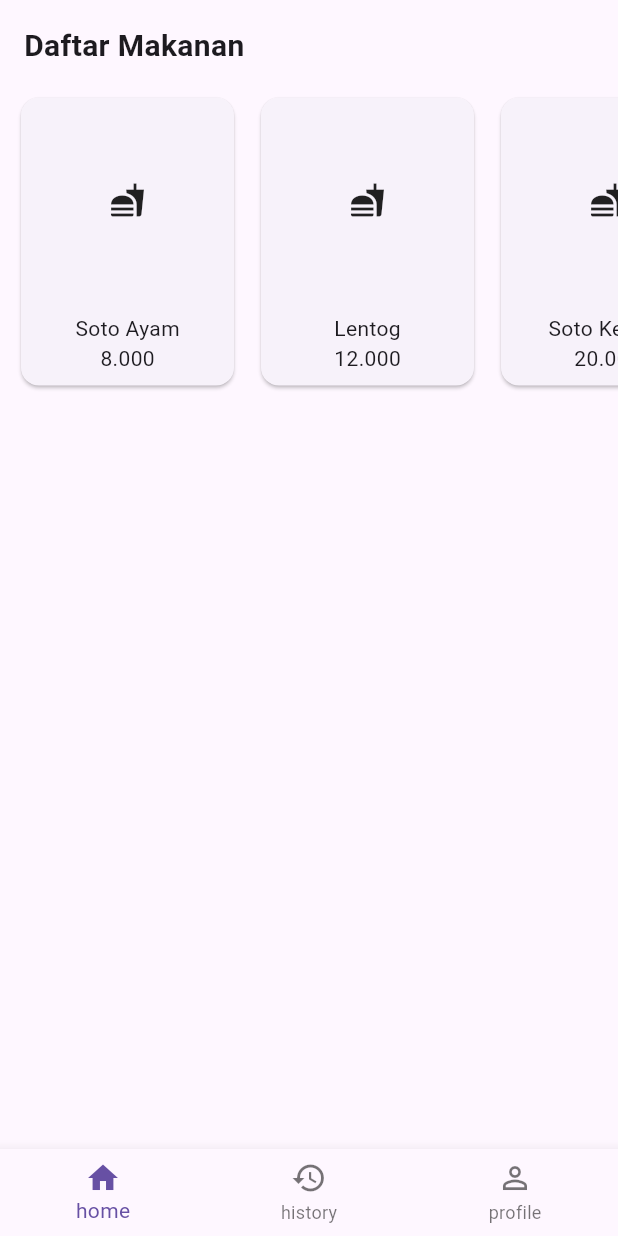
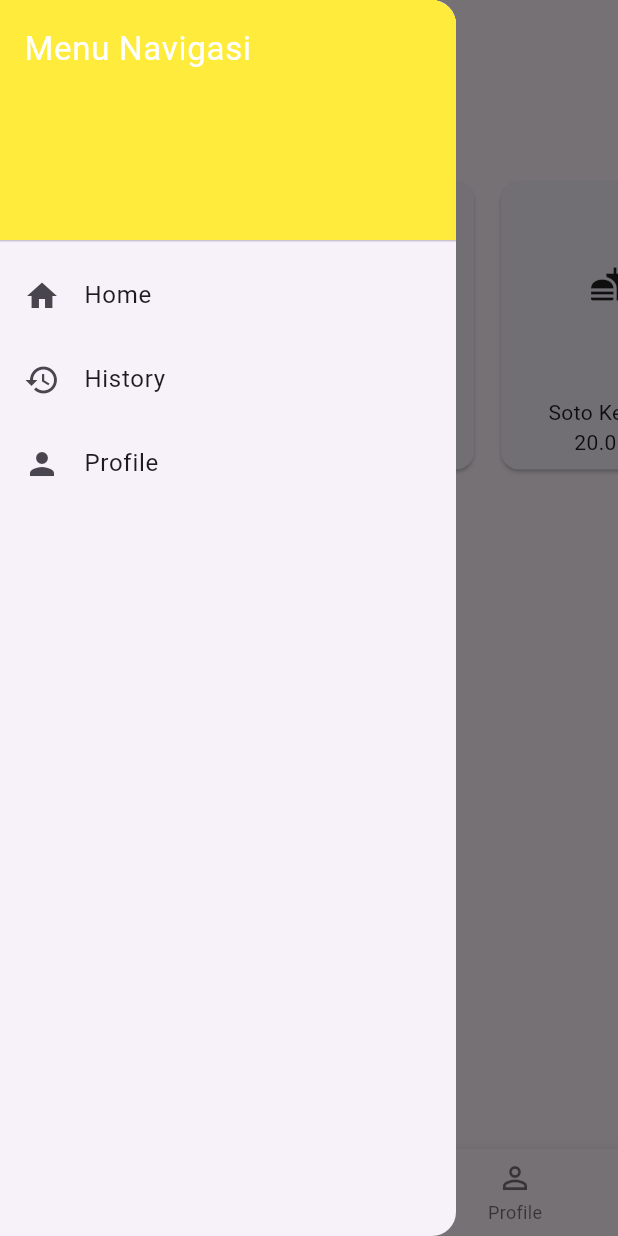
Before and after one commit to canezareskat-cell/tugas-flutter-StatelessWidget, a Flutter app: the screen it shows after launch, with the side drawer open (before the commit the screen has no drawer), on a phone screen of 412 x 824 dp. Run offline on Flutter 3.47's test engine with Material 3 defaults, Android fonts, the phone set to English and light mode, and no system bars; our stand-ins replace get; network calls fail.

Commit message:
menambah navigation menu profile history home

```diff
--- a/lib/Pages/main_menu_page.dart
+++ b/lib/Pages/main_menu_page.dart
@@ -1,4 +1,5 @@
 import 'package:canezares_flutter_rorrrrrr/Controller/main_menu_controller.dart';
+import 'package:canezares_flutter_rorrrrrr/Pages/menu_drawer_page.dart';
 import 'package:flutter/material.dart';
 import 'package:get/get.dart';
 
@@ -11,6 +12,17 @@ class MainMenuPage extends StatelessWidget {
   Widget build(BuildContext context) {
     return Obx(
       () => Scaffold(
+        appBar: AppBar(
+          title: Text(
+            [
+              "Home",
+              "History",
+              "Profile",
+            ][mainMenuController.selectedIndex.value],
+          ),
+        ),
+
+        drawer: const MenuDrawerPage(),
         body: IndexedStack(
           index: mainMenuController.selectedIndex.value,
           children: mainMenuController.listPages,
@@ -21,18 +33,18 @@ class MainMenuPage extends StatelessWidget {
           items: const [
             BottomNavigationBarItem(
               icon: Icon(Icons.home_outlined),
-              activeIcon: Icon(Icons.home), // saat tab aktif
-              label: "home",
+              activeIcon: Icon(Icons.home),
+              label: "Home",
             ),
             BottomNavigationBarItem(
               icon: Icon(Icons.history_outlined),
-              activeIcon: Icon(Icons.history), // saat tab aktif
-              label: "history",
+              activeIcon: Icon(Icons.history),
+              label: "History",
             ),
             BottomNavigationBarItem(
               icon: Icon(Icons.person_outline),
-              activeIcon: Icon(Icons.person), // saat tab aktif
-              label: "profile",
+              activeIcon: Icon(Icons.person),
+              label: "Profile",
             ),
           ],
         ),
--- /dev/null
+++ b/lib/Pages/menu_drawer_page.dart
@@ -0,0 +1,52 @@
+import 'package:flutter/material.dart';
+import 'package:get/get.dart';
+import '../Controller/main_menu_controller.dart';
+
+class MenuDrawerPage extends StatelessWidget {
+  const MenuDrawerPage({super.key});
+
+  @override
+  Widget build(BuildContext context) {
+    // Ambil controller yang sudah di-put di MainMenuPage
+    final MainMenuController mainMenuController = Get.find<MainMenuController>();
+
+    return Drawer(
+      child: ListView(
+        padding: EdgeInsets.zero,
+        children: [
+          const DrawerHeader(
+            decoration: BoxDecoration(color: Colors.yellow),
+            child: Text(
+              'Menu Navigasi',
+              style: TextStyle(color: Colors.white, fontSize: 22),
+            ),
+          ),
+          ListTile(
+            leading: const Icon(Icons.home),
+            title: const Text('Home'),
+            onTap: () {
+              mainMenuController.changePage(0); // Set ke tab Home
+              Navigator.pop(context);          // Tutup drawer
+            },
+          ),
+          ListTile(
+            leading: const Icon(Icons.history),
+            title: const Text('History'),
+            onTap: () {
+              mainMenuController.changePage(1); // Set ke tab History
+              Navigator.pop(context);          // Tutup drawer
+            },
+          ),
+          ListTile(
+            leading: const Icon(Icons.person),
+            title: const Text('Profile'),
+            onTap: () {
+              mainMenuController.changePage(2); // Set ke tab Profile
+              Navigator.pop(context);          // Tutup drawer
+            },
+          ),
+        ],
+      ),
+    );
+  }
+}
```
Also changed, not shown: lib/Controller/menu_drawer_controller.dart (added, +8 -0 lines), lib/menu/profile.dart (+93 -1 lines).
